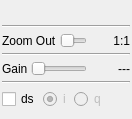
The window that plugins/samplesource/rtlsdr/rtlsdrgui.ui (f4exb/sdrangel) describes before a commit, drawn with Qt 5.
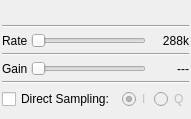
The same window after the commit. Custom widgets are drawn as their Qt base class.

```diff
--- a/plugins/samplesource/rtlsdr/rtlsdrgui.ui
+++ b/plugins/samplesource/rtlsdr/rtlsdrgui.ui
@@ -111,7 +111,7 @@
         <string>Signal decimation factor</string>
        </property>
        <property name="maximum">
-        <number>4</number>
+        <number>2</number>
        </property>
        <property name="pageStep">
         <number>1</number>
@@ -130,7 +130,7 @@
         </sizepolicy>
        </property>
        <property name="text">
-        <string>Zoom Out</string>
+        <string>Rate</string>
        </property>
       </widget>
      </item>
@@ -143,7 +143,7 @@
         </size>
        </property>
        <property name="text">
-        <string>1:1</string>
+        <string>288k</string>
        </property>
        <property name="alignment">
         <set>Qt::AlignRight|Qt::AlignTrailing|Qt::AlignVCenter</set>
@@ -226,7 +226,7 @@
      <item>
       <widget class="QCheckBox" name="checkBox">
        <property name="text">
-        <string>ds</string>
+        <string>Direct Sampling: </string>
        </property>
       </widget>
      </item>
@@ -236,7 +236,7 @@
         <bool>false</bool>
        </property>
        <property name="text">
-        <string>i</string>
+        <string>I</string>
        </property>
        <property name="checkable">
         <bool>true</bool>
@@ -252,7 +252,7 @@
         <bool>false</bool>
        </property>
        <property name="text">
-        <string>q</string>
+        <string>Q</string>
        </property>
       </widget>
      </item>
```
Left out of the diff: 6 changed lines with no effect on the pictures.
